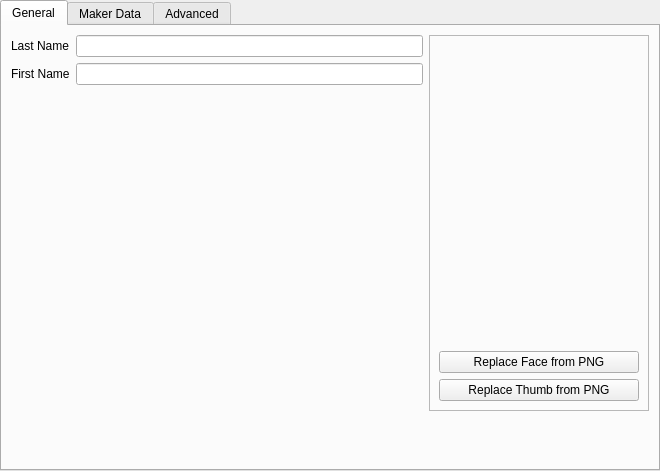
First picture: the form in src/ui/cardview.ui, repository geneishouko/AA2QtEdit, before the edit.
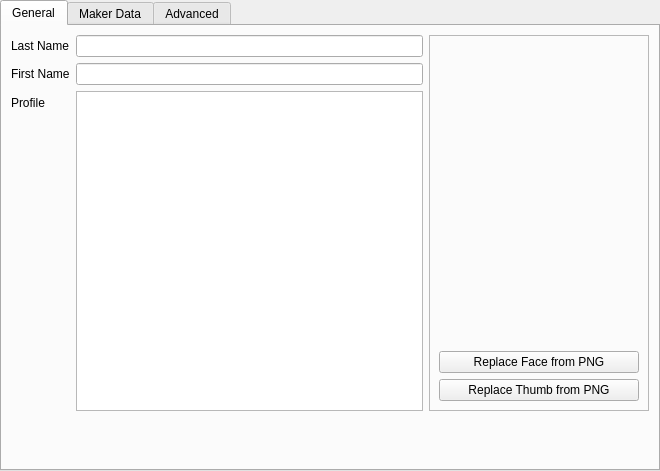
Second picture: the form after the edit.

Commit message: readd general tab profile entry

The edit to the form file:
```diff
--- a/src/ui/cardview.ui
+++ b/src/ui/cardview.ui
@@ -48,6 +48,16 @@
         <item row="1" column="1">
          <widget class="QLineEdit" name="PROFILE_FIRST_NAME"/>
         </item>
+        <item row="2" column="0">
+         <widget class="QLabel" name="label">
+          <property name="text">
+           <string>Profile</string>
+          </property>
+         </widget>
+        </item>
+        <item row="2" column="1">
+         <widget class="QPlainTextEdit" name="PROFILE_PROFILE"/>
+        </item>
        </layout>
       </item>
       <item>
```
Left out of the diff: 2 changed lines with no effect on the pictures. The commit also changes 2 other files.
